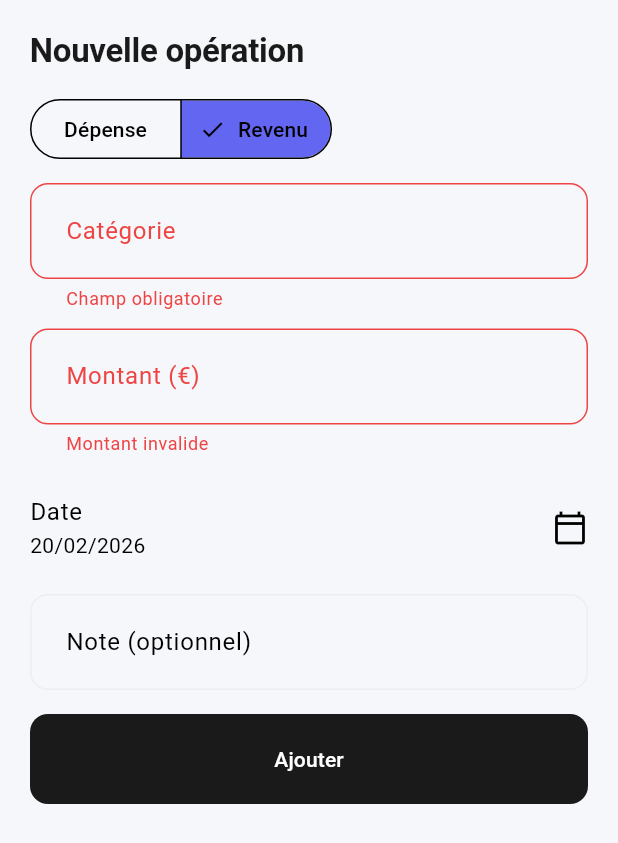
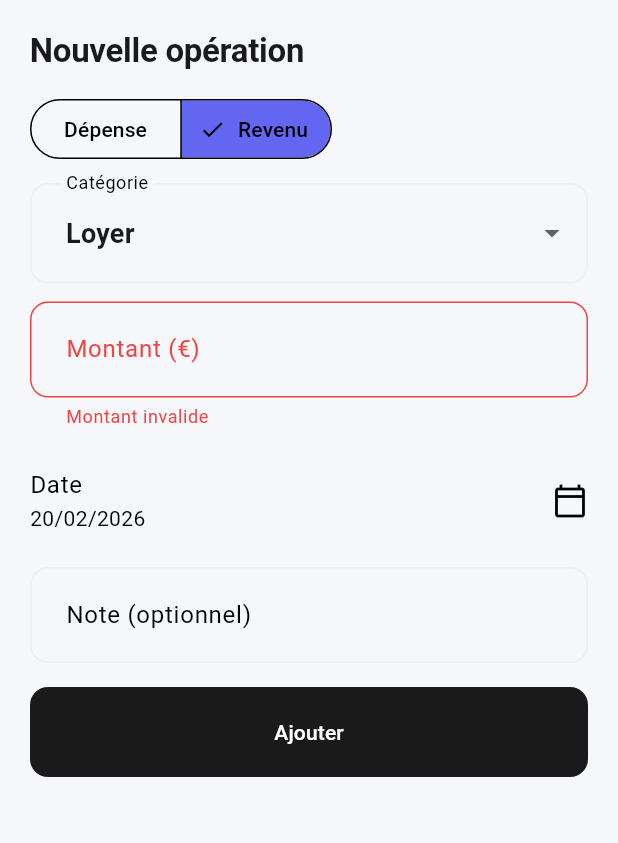
Before and after one commit to DMiyalu/zolane, a Flutter app: the OperationFormSheet widget shown alone on an empty page, opened directly, after a tap on "Revenu", after a tap on "Ajouter", on a phone screen of 412 x 824 dp. Shown: the top 843 px of the screen. Run offline on Flutter 3.47's test engine with Material 3 defaults, Android fonts, the phone set to English and light mode, and no system bars; our stand-ins replace cloud_firestore, connectivity_plus, equatable, firebase_auth, firebase_core, flutter_bloc and 3 more; accounts and stored records are empty.

Commit message:
feat: enhance operation form with category selection and improved layout

```diff
--- a/lib/features/operations/presentation/widgets/operation_form_sheet.dart
+++ b/lib/features/operations/presentation/widgets/operation_form_sheet.dart
@@ -46,9 +46,34 @@ class _OperationFormSheetState extends State<OperationFormSheet> {
   late OperationKind _kind;
   late DateTime _date;
 
-  late final TextEditingController _categoryController;
+  late String _selectedCategory;
   late final TextEditingController _amountController;
   late final TextEditingController _noteController;
+
+  static const List<String> _expenseCategories = [
+    'Crédits',
+    'Électricité',
+    'Eau',
+    'Assurances',
+    'Travaux',
+    'Gaz',
+    'Divers',
+  ];
+
+  static const List<String> _incomeCategories = [
+    'Loyer',
+    'Remboursement',
+  ];
+
+  static List<String> _baseCategoriesFor(OperationKind kind) {
+    return kind == OperationKind.expense ? _expenseCategories : _incomeCategories;
+  }
+
+  List<String> _categoryItemsForCurrentKind() {
+    final base = _baseCategoriesFor(_kind);
+    if (base.contains(_selectedCategory)) return base;
+    return [_selectedCategory, ...base];
+  }
 
   @override
   void initState() {
@@ -60,8 +85,10 @@ class _OperationFormSheetState extends State<OperationFormSheet> {
       existing?.occurredAtMs ?? DateTime.now().millisecondsSinceEpoch,
     );
 
-    _categoryController =
-        TextEditingController(text: existing?.category ?? '');
+    final initialCategory = (existing?.category ?? '').trim();
+    _selectedCategory = initialCategory.isNotEmpty
+        ? initialCategory
+        : _baseCategoriesFor(_kind).first;
     _amountController = TextEditingController(
       text: existing == null
           ? ''
@@ -72,7 +99,6 @@ class _OperationFormSheetState extends State<OperationFormSheet> {
 
   @override
   void dispose() {
-    _categoryController.dispose();
     _amountController.dispose();
     _noteController.dispose();
     super.dispose();
@@ -81,14 +107,18 @@ class _OperationFormSheetState extends State<OperationFormSheet> {
   @override
   Widget build(BuildContext context) {
     final viewInsets = MediaQuery.viewInsetsOf(context);
+    final safePadding = MediaQuery.paddingOf(context);
     final isEditing = widget.existing != null;
 
-    return Padding(
+    return SafeArea(
+      top: false,
+      child: SingleChildScrollView(
+        keyboardDismissBehavior: ScrollViewKeyboardDismissBehavior.onDrag,
         padding: EdgeInsets.only(
           left: 20,
           right: 20,
           top: 20,
-        bottom: 20 + viewInsets.bottom,
+          bottom: 20 + safePadding.bottom + viewInsets.bottom,
         ),
         child: Form(
           key: _formKey,
@@ -114,14 +144,32 @@ class _OperationFormSheetState extends State<OperationFormSheet> {
                 ],
                 selected: {_kind},
                 onSelectionChanged: (s) {
-                setState(() => _kind = s.first);
+                  final nextKind = s.first;
+                  final nextBase = _baseCategoriesFor(nextKind);
+                  setState(() {
+                    _kind = nextKind;
+                    if (!nextBase.contains(_selectedCategory)) {
+                      _selectedCategory = nextBase.first;
+                    }
+                  });
                 },
               ),
               const SizedBox(height: 12),
-            TextFormField(
-              controller: _categoryController,
+              DropdownButtonFormField<String>(
+                value: _selectedCategory,
                 decoration: const InputDecoration(labelText: 'Catégorie'),
-              textInputAction: TextInputAction.next,
+                items: _categoryItemsForCurrentKind()
+                    .map(
+                      (c) => DropdownMenuItem(
+                        value: c,
+                        child: Text(c),
+                      ),
+                    )
+                    .toList(),
+                onChanged: (value) {
+                  if (value == null) return;
+                  setState(() => _selectedCategory = value);
+                },
                 validator: (v) {
                   final value = v?.trim() ?? '';
                   if (value.isEmpty) return 'Champ obligatoire';
@@ -173,7 +221,7 @@ class _OperationFormSheetState extends State<OperationFormSheet> {
                     Navigator.of(context).pop(
                       OperationFormResult(
                         kind: _kind,
-                      category: _categoryController.text.trim(),
+                        category: _selectedCategory.trim(),
                         amountCents: cents,
                         occurredAtMs: _date.millisecondsSinceEpoch,
                         note: note,
@@ -184,6 +232,7 @@ class _OperationFormSheetState extends State<OperationFormSheet> {
                 ),
               ),
             ],
+          ),
         ),
       ),
     );
--- a/lib/features/properties/presentation/widgets/property_form_sheet.dart
+++ b/lib/features/properties/presentation/widgets/property_form_sheet.dart
@@ -69,14 +69,18 @@ class _PropertyFormSheetState extends State<PropertyFormSheet> {
   @override
   Widget build(BuildContext context) {
     final viewInsets = MediaQuery.viewInsetsOf(context);
+    final safePadding = MediaQuery.paddingOf(context);
     final isEditing = widget.existing != null;
 
-    return Padding(
+    return SafeArea(
+      top: false,
+      child: SingleChildScrollView(
+        keyboardDismissBehavior: ScrollViewKeyboardDismissBehavior.onDrag,
         padding: EdgeInsets.only(
           left: 20,
           right: 20,
           top: 20,
-        bottom: 20 + viewInsets.bottom,
+          bottom: 20 + safePadding.bottom + viewInsets.bottom,
         ),
         child: Form(
           key: _formKey,
@@ -154,6 +158,7 @@ class _PropertyFormSheetState extends State<PropertyFormSheet> {
             ],
           ),
         ),
+      ),
     );
   }
 }
--- a/lib/widgets/primary_bottom_sheet.dart
+++ b/lib/widgets/primary_bottom_sheet.dart
@@ -13,6 +13,9 @@ class PrimaryBottomSheet extends StatelessWidget {
 
   @override
   Widget build(BuildContext context) {
+    final viewInsets = MediaQuery.viewInsetsOf(context);
+    final safePadding = MediaQuery.paddingOf(context);
+
     return Container(
       decoration: BoxDecoration(
         color: AppTheme.cardColor,
@@ -63,7 +66,13 @@ class PrimaryBottomSheet extends StatelessWidget {
           ),
           Flexible(
             child: SingleChildScrollView(
-              padding: const EdgeInsets.all(AppTheme.padding),
+              keyboardDismissBehavior: ScrollViewKeyboardDismissBehavior.onDrag,
+              padding: EdgeInsets.only(
+                left: AppTheme.padding,
+                right: AppTheme.padding,
+                top: AppTheme.padding,
+                bottom: AppTheme.padding + safePadding.bottom + viewInsets.bottom,
+              ),
               child: child,
             ),
           ),
```
Lines whose indentation alone changed are shown as unchanged.
